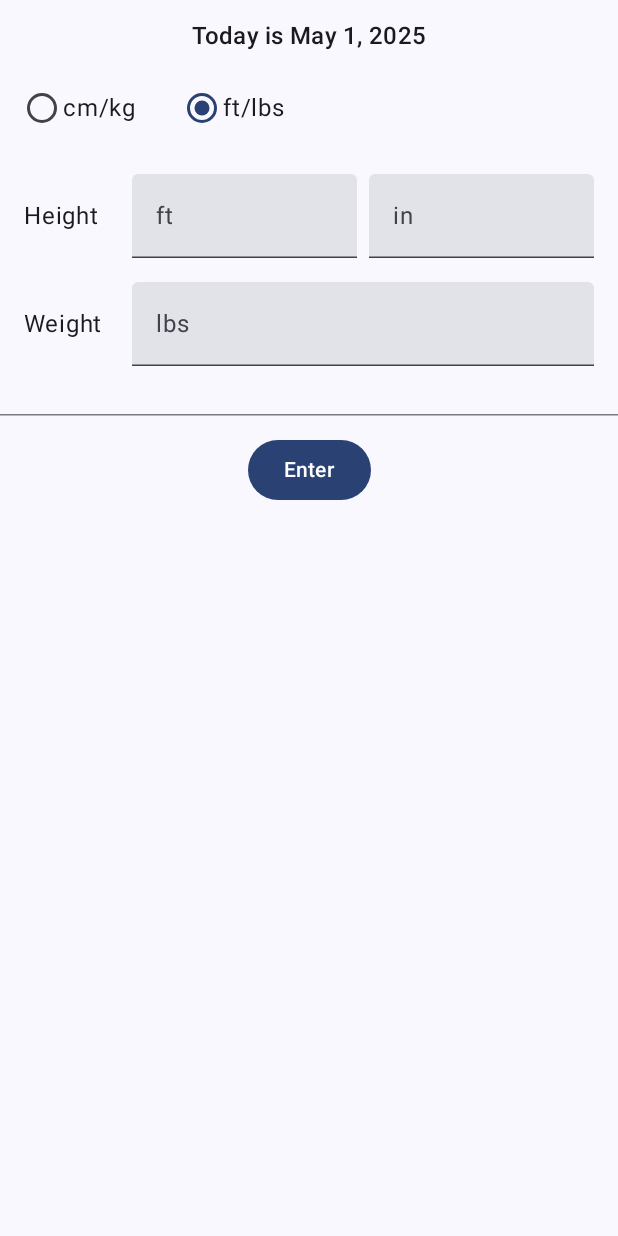
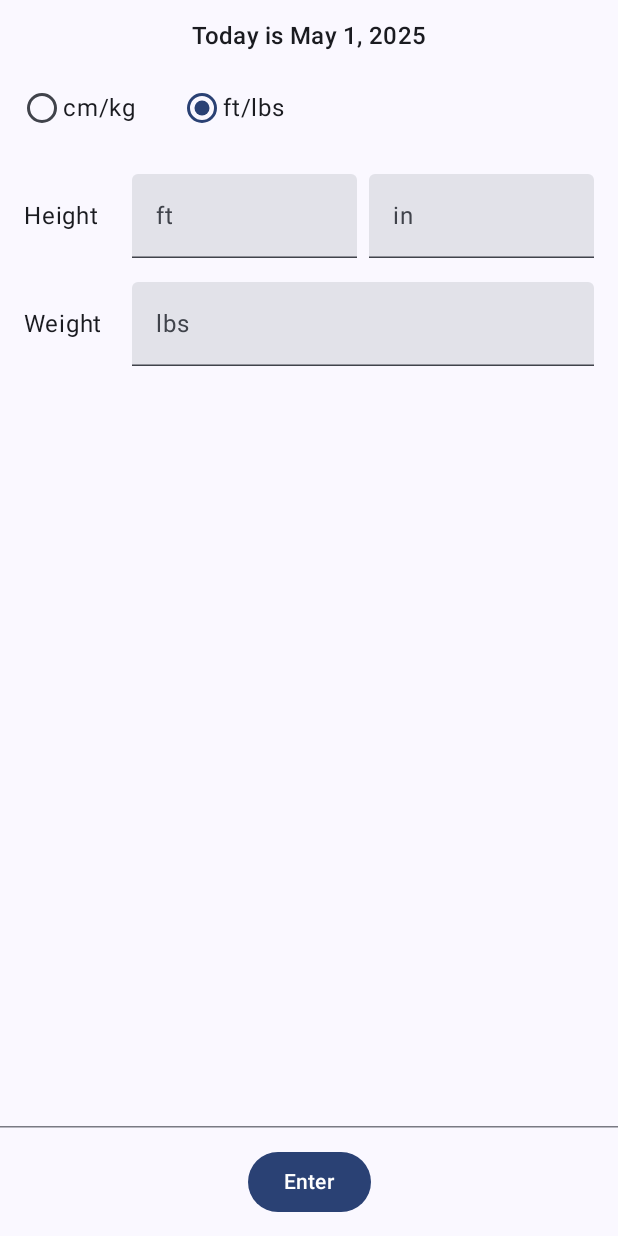
Before and after one commit to annachen368/BMICalculator, an Android app built with Jetpack Compose: the screen it shows after launch (MainActivity), on a phone screen of 412 x 824 dp. Run offline under Robolectric (Android 15) with nearby library versions, the phone set to English and light mode, and no system bars.

Commit message:
refactor: adjust layout to fill available space and improve component alignment

```diff
--- a/app/src/main/java/io/github/annachen368/bmicalculator/ui/calculator/CalculatorScreen.kt
+++ b/app/src/main/java/io/github/annachen368/bmicalculator/ui/calculator/CalculatorScreen.kt
@@ -6,6 +6,8 @@ import androidx.compose.foundation.layout.Column
 import androidx.compose.foundation.layout.PaddingValues
 import androidx.compose.foundation.layout.Row
 import androidx.compose.foundation.layout.Spacer
+import androidx.compose.foundation.layout.fillMaxHeight
+import androidx.compose.foundation.layout.fillMaxSize
 import androidx.compose.foundation.layout.fillMaxWidth
 import androidx.compose.foundation.layout.height
 import androidx.compose.foundation.layout.padding
@@ -60,7 +62,9 @@ fun CalculatorScreen(
     uiState: CalculatorUiState,
     onEvent: (CalculatorEvent) -> Unit
 ) {
-    Column(Modifier.padding(innerPadding)) {
+    Column(Modifier
+        .padding(innerPadding)
+        .fillMaxSize()) {
         Box(modifier = Modifier.align(alignment = Alignment.CenterHorizontally)) {
             Text(
                 text = "Today is ${uiState.date}",
@@ -177,7 +181,8 @@ fun CalculatorScreen(
                 }
             }
         }
-        Spacer(Modifier.height(24.dp))
+        // Push everything below this down
+        Spacer(modifier = Modifier.weight(1f))
         HorizontalDivider()
         Box(
             modifier = Modifier
```
